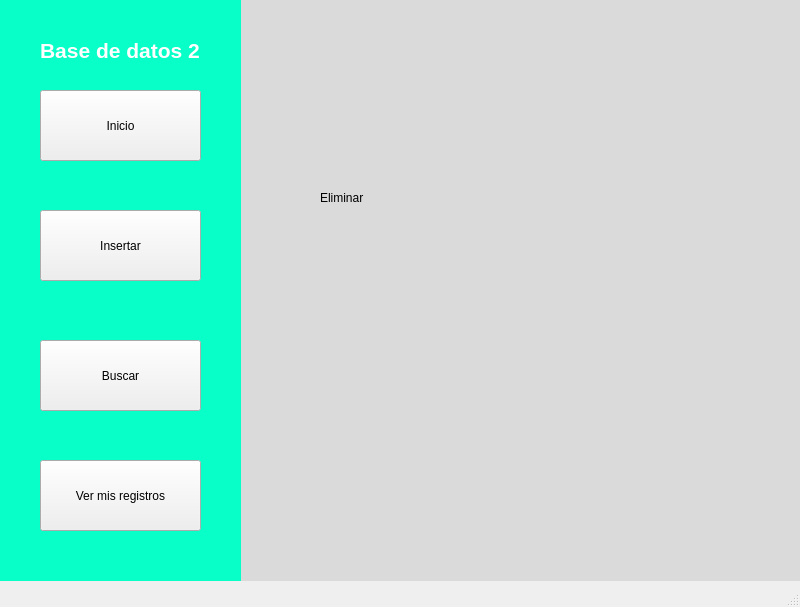
Qt form GUI_database/eliminar.ui (jneirar/Proyecto1BDII) before a commit.
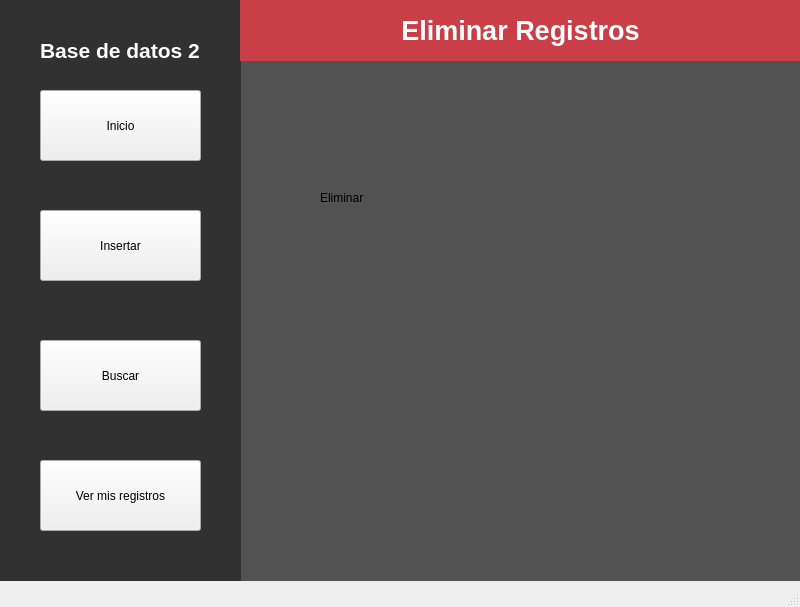
The same form after that commit. Icons and pictures are not drawn.

```diff
--- a/GUI_database/eliminar.ui
+++ b/GUI_database/eliminar.ui
@@ -24,7 +24,7 @@
      </rect>
     </property>
     <property name="styleSheet">
-     <string notr="true">background-color: rgb(218, 218, 218);</string>
+     <string notr="true">background-color: rgb(82, 82, 82);</string>
     </property>
     <property name="text">
      <string/>
@@ -105,8 +105,7 @@
      </rect>
     </property>
     <property name="styleSheet">
-     <string notr="true">color: rgb(8, 255, 200);
-background-color: rgb(8, 255, 200);</string>
+     <string notr="true">background-color: rgb(49, 49, 49);</string>
     </property>
     <property name="text">
      <string/>
@@ -144,6 +143,22 @@
      <string>Eliminar</string>
     </property>
    </widget>
+   <widget class="QLabel" name="label_6">
+    <property name="geometry">
+     <rect>
+      <x>240</x>
+      <y>0</y>
+      <width>561</width>
+      <height>61</height>
+     </rect>
+    </property>
+    <property name="styleSheet">
+     <string notr="true">background-color: rgb(202, 62, 71);</string>
+    </property>
+    <property name="text">
+     <string>&lt;html&gt;&lt;head/&gt;&lt;body&gt;&lt;p align=&quot;center&quot;&gt;&lt;span style=&quot; font-size:20pt; font-weight:600; color:#ffffff;&quot;&gt;Eliminar Registros&lt;/span&gt;&lt;/p&gt;&lt;/body&gt;&lt;/html&gt;</string>
+    </property>
+   </widget>
    <zorder>label_4</zorder>
    <zorder>label_2</zorder>
    <zorder>label_3</zorder>
@@ -153,6 +168,7 @@
    <zorder>ver_registros</zorder>
    <zorder>label</zorder>
    <zorder>label_5</zorder>
+   <zorder>label_6</zorder>
   </widget>
   <widget class="QStatusBar" name="statusbar"/>
  </widget>
```
